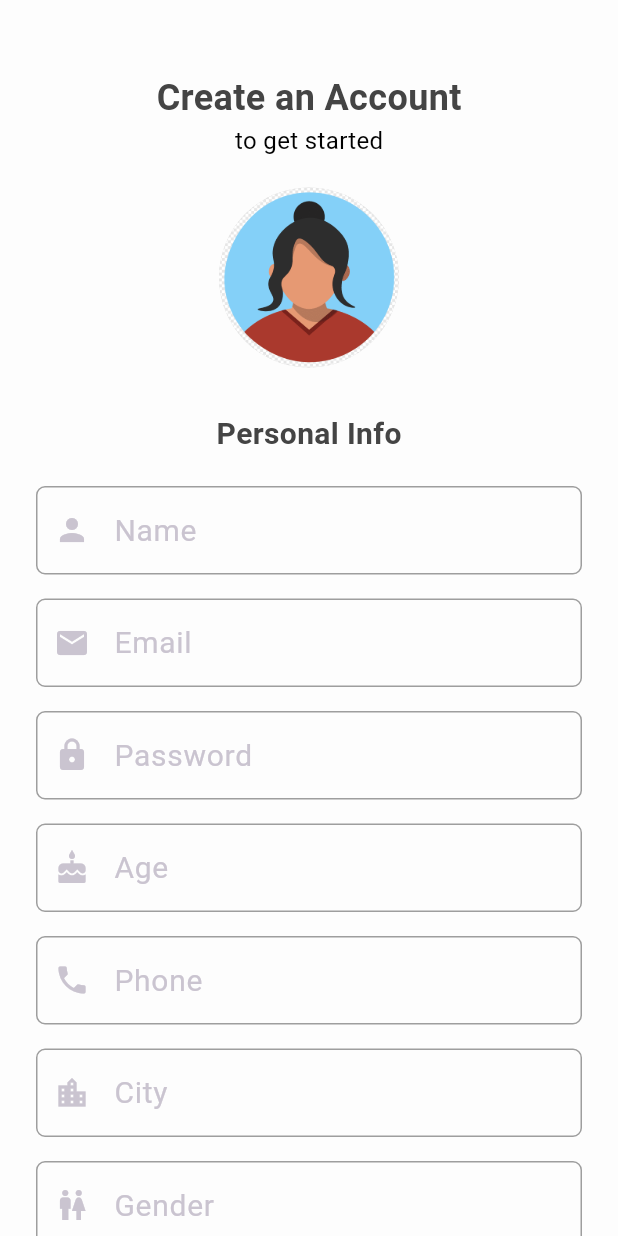
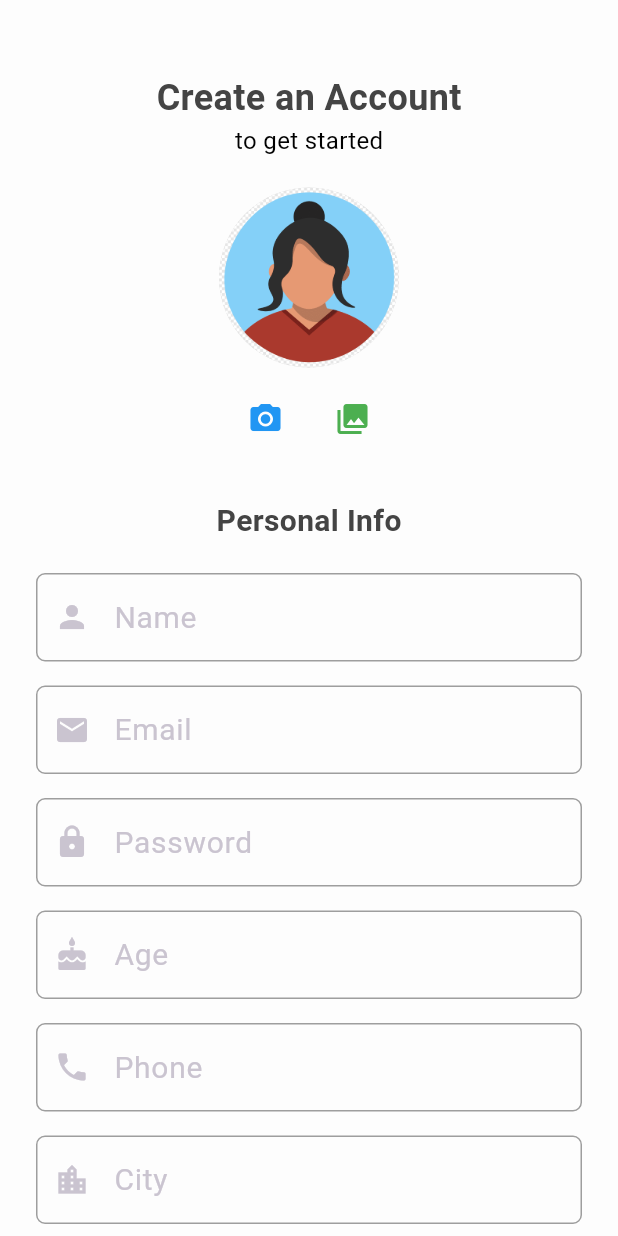
Before and after one commit to rjnazareno/FINALS_SOFTDEV2, a Flutter app: the RegistrationScreen screen opened directly, on a phone screen of 412 x 824 dp. Run offline on Flutter 3.47's test engine with Material 3 defaults, Android fonts, the light colour scheme and no system bars; our stand-ins replace cloud_firestore, firebase_auth, firebase_core, firebase_storage, get, image_picker; accounts and stored records are empty.

Commit message:
second commit

```diff
--- a/lib/authentication/login_screen.dart
+++ b/lib/authentication/login_screen.dart
@@ -1,5 +1,3 @@
-// ignore_for_file: deprecated_member_use
-
 import 'package:flutter/material.dart';
 import 'package:get/get.dart';
 import 'package:ua_dating_app/authentication/registration_screen.dart';
@@ -139,6 +137,7 @@ class _LoginScreenState extends State<LoginScreen> {
       Get.snackbar(
         "Login Failed",
         e.toString().replaceAll("Exception: ", ""),
+        // ignore: deprecated_member_use
         backgroundColor: Colors.redAccent.withOpacity(0.9),
         colorText: Colors.white,
         snackPosition: SnackPosition.BOTTOM,
--- a/lib/authentication/registration_screen.dart
+++ b/lib/authentication/registration_screen.dart
@@ -31,7 +31,6 @@ class _RegistrationScreenState extends State<RegistrationScreen> {
   void initState() {
     super.initState();
 
-    // Auto-fill email for Google user
     if (widget.isGoogleUser) {
       final currentUser = authController.currentUser;
       if (currentUser != null) {
@@ -57,11 +56,33 @@ class _RegistrationScreenState extends State<RegistrationScreen> {
               const Text("to get started", style: TextStyle(fontSize: 16, color: Colors.black)),
               const SizedBox(height: 20),
 
-              // Avatar Placeholder
-              const CircleAvatar(
-                radius: 60,
-                backgroundColor: Colors.black12,
-                backgroundImage: AssetImage("images/profile_avatar.png"),
+              Obx(() {
+                return CircleAvatar(
+                  radius: 60,
+                  backgroundImage: authController.profileImage != null
+                      ? FileImage(authController.profileImage!)
+                      : const AssetImage("images/profile_avatar.png") as ImageProvider,
+                  backgroundColor: Colors.black12,
+                );
+              }),
+
+              const SizedBox(height: 10),
+
+              Row(
+                mainAxisAlignment: MainAxisAlignment.center,
+                children: [
+                  IconButton(
+                    icon: const Icon(Icons.photo_camera, color: Colors.blue),
+                    onPressed: () => authController.pickImageFileFromCamera(),
+                    tooltip: "Take Photo",
+                  ),
+                  const SizedBox(width: 10),
+                  IconButton(
+                    icon: const Icon(Icons.photo_library, color: Colors.green),
+                    onPressed: () => authController.pickImageFileFromGallery(),
+                    tooltip: "Choose from Gallery",
+                  ),
+                ],
               ),
 
               const SizedBox(height: 30),
@@ -77,7 +98,6 @@ class _RegistrationScreenState extends State<RegistrationScreen> {
               buildCustomTextField(nameController, "Name", Icons.person),
               buildCustomTextField(emailController, "Email", Icons.email, isEnabled: !widget.isGoogleUser),
 
-              // Show password only if not Google
               if (!widget.isGoogleUser)
                 buildCustomTextField(passwordController, "Password", Icons.lock, isObscure: true),
 
@@ -115,7 +135,7 @@ class _RegistrationScreenState extends State<RegistrationScreen> {
                           genderController.text.trim(),
                           lookingForController.text.trim(),
                           genderController.text.trim(),
-                          "additionalArgumentValue", // Replace with the actual value for the 10th argument
+                          "extra", // replace if needed
                         );
                       }
                       Get.offAll(() => const HomeScreen());
```
